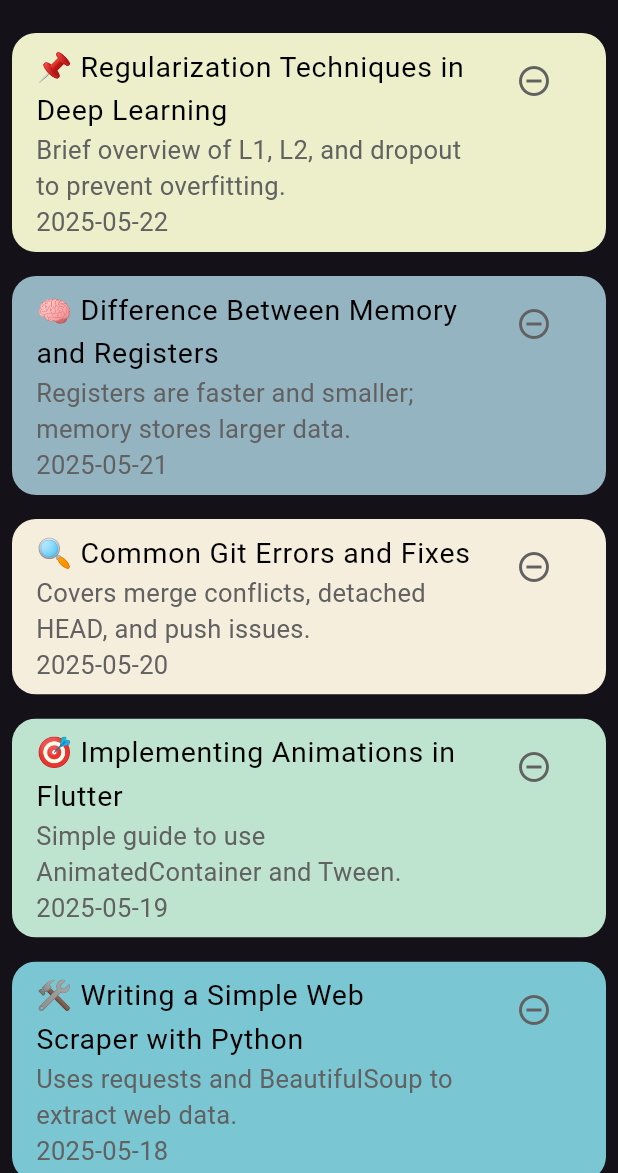
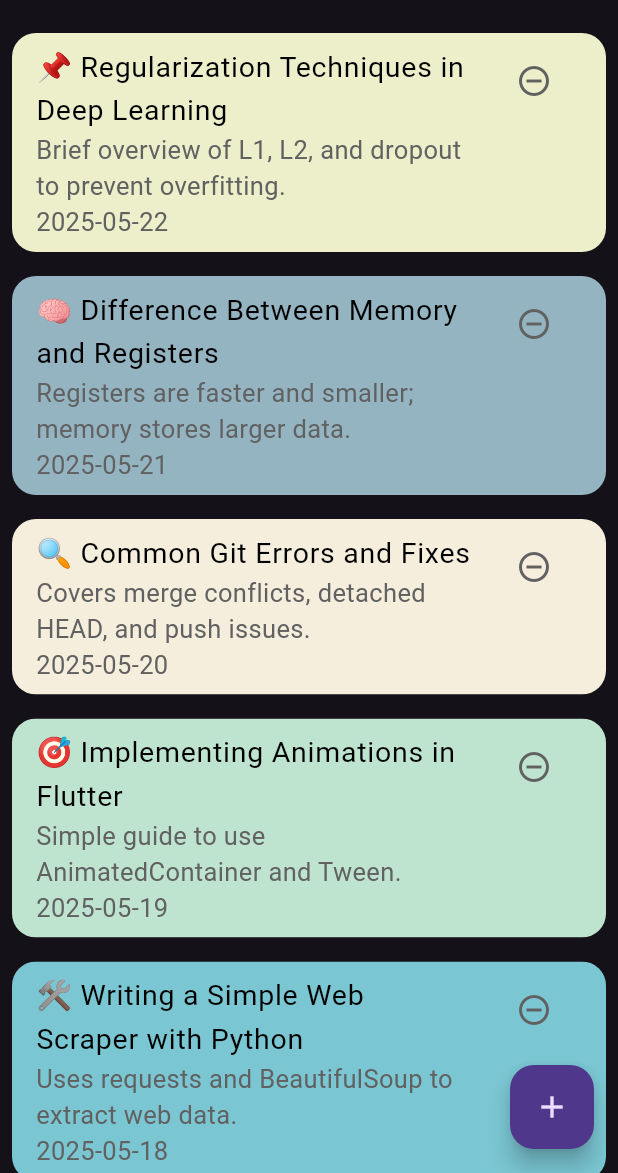
Before and after one commit to Lichyo/flutter-week2, a Flutter app: the screen it shows after launch, on a phone screen of 412 x 824 dp, the part 63-1236 px from its top. Run offline on Flutter 3.47's test engine with Material 3 defaults, Android fonts, the phone set to English and light mode, and no system bars.

Commit message:
refactor to mvc design pattern.
# Conflicts:
#	lib/components/note_card.dart
#	lib/controller/note_service.dart
#	lib/main.dart
#	lib/model/note.dart

```diff
--- a/lib/components/note_card.dart
+++ b/lib/components/note_card.dart
@@ -1,19 +1,18 @@
 import 'package:flutter/material.dart';
-import 'package:flutter_week2/model/note.dart';
 import '../constants.dart';
 import 'package:intl/intl.dart';
-
+import '../model/note.dart';
 
 class NoteCard extends StatelessWidget {
+  final Note note;
   final Color color;
   final VoidCallback onPressed;
-  final Note note;
 
   const NoteCard({
     super.key,
+    required this.note,
     required this.color,
     required this.onPressed,
-    required this.note,
   });
 
   @override
--- a/lib/controller/note_service.dart
+++ b/lib/controller/note_service.dart
@@ -1,37 +1,17 @@
 import 'package:flutter_week2/model/note.dart';
-class NoteService{
-  final List <Note> _notes = [//private
-    Note(
-      title: '📌 Regularization Techniques in Deep Learning',
-      description:
-      'Brief overview of L1, L2, and dropout to prevent overfitting.',
-      dateTime: DateTime.now().subtract(const Duration(days: 1)),
-    ),
-    Note(
-      title: '🧠 Difference Between Memory and Registers',
-      dateTime: DateTime.now().subtract(const Duration(days: 2)),
-      description:
-      'Registers are faster and smaller; memory stores larger data.',
-    ),
-    Note(
-      title: '🔍 Common Git Errors and Fixes',
-      dateTime: DateTime.now().subtract(const Duration(days: 3)),
-      description: 'Covers merge conflicts, detached HEAD, and push issues.',
-    ),
-    Note(
-      title: '🎯 Implementing Animations in Flutter',
-      dateTime: DateTime.now().subtract(const Duration(days: 4)),
-      description: 'Simple guide to use AnimatedContainer and Tween.',
-    ),
-    Note(
-      title: '🛠️ Writing a Simple Web Scraper with Python',
-      dateTime: DateTime.now().subtract(const Duration(days: 5)),
-      description: 'Uses requests and BeautifulSoup to extract web data.',
-    ),
+
+class NoteService {
+  final List<Note> _notes = [
+    Note(title: '📌 Regularization Techniques in Deep Learning', description: 'Brief overview of L1, L2, and dropout to prevent overfitting.', dateTime: DateTime.now().subtract(const Duration(days: 1))),
+    Note(title: '🧠 Difference Between Memory and Registers', description: 'Registers are faster and smaller; memory stores larger data.', dateTime: DateTime.now().subtract(const Duration(days: 2))),
+    Note(title: '🔍 Common Git Errors and Fixes', description: 'Covers merge conflicts, detached HEAD, and push issues.', dateTime: DateTime.now().subtract(const Duration(days: 3))),
+    Note(title: '🎯 Implementing Animations in Flutter', description: 'Simple guide to use AnimatedContainer and Tween.', dateTime: DateTime.now().subtract(const Duration(days: 4))),
+    Note(title: '🛠️ Writing a Simple Web Scraper with Python', description: 'Uses requests and BeautifulSoup to extract web data.', dateTime: DateTime.now().subtract(const Duration(days: 5))),
   ];
 
-  List <Note> get notes => _notes;
-  void deleteNote({required int index}){
+  List<Note> get notes => _notes;
+
+  void deleteNote({required int index}) {
     _notes.removeAt(index);
   }
 }
--- a/lib/main.dart
+++ b/lib/main.dart
@@ -1,5 +1,7 @@
 import 'constants.dart';
 import 'package:flutter/material.dart';
+import 'components/note_card.dart';
+import 'model/note.dart';
 import 'components/note_card.dart';
 import 'controller/note_service.dart';
 
@@ -18,6 +20,19 @@ class _MyAppState extends State<MyApp> {
   @override
   Widget build(BuildContext context) {
     return Scaffold(
+      floatingActionButton: FloatingActionButton(
+        onPressed: () {
+          showDialog(
+            context: context,
+            builder:
+                (BuildContext context) => AlertDialog(
+                  title: TextField(onChanged: (value) {}),
+                  content: TextField(onChanged: (value) {}),
+                ),
+          );
+        },
+        child: Icon(Icons.add),
+      ),
       appBar: AppBar(title: const Text('Flutter Week 2')),
       body: ListView.builder(
         itemCount: _noteService.notes.length,
--- a/lib/model/note.dart
+++ b/lib/model/note.dart
@@ -2,9 +2,10 @@ class Note {
   final String title;
   final String description;
   final DateTime dateTime;
+
   Note({
     required this.title,
-    required this.dateTime,
     required this.description,
+    required this.dateTime
   });
 }
```
